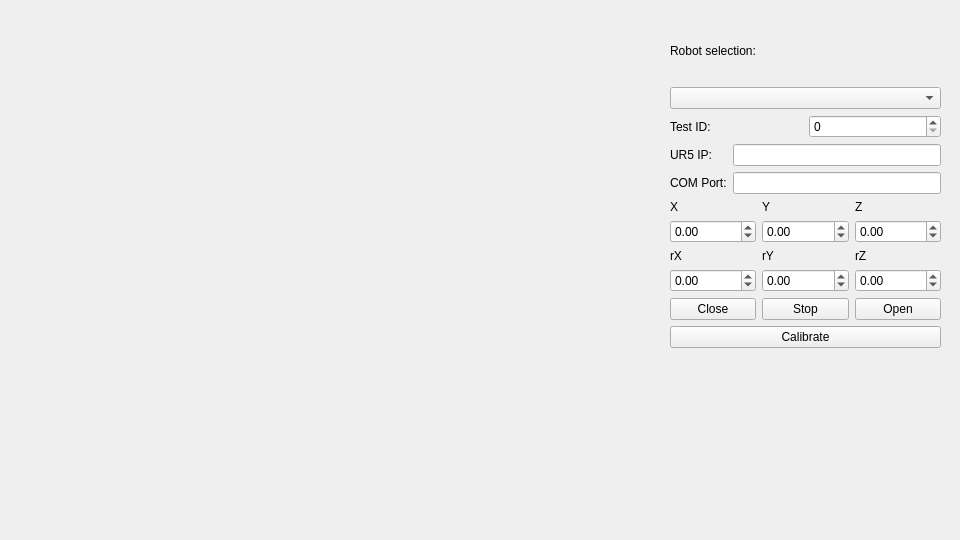
This is cppCode/src/widget.ui in goodvsme/Robot-SemseterProject2 as Qt 5 draws it before an edit. The edited form follows.
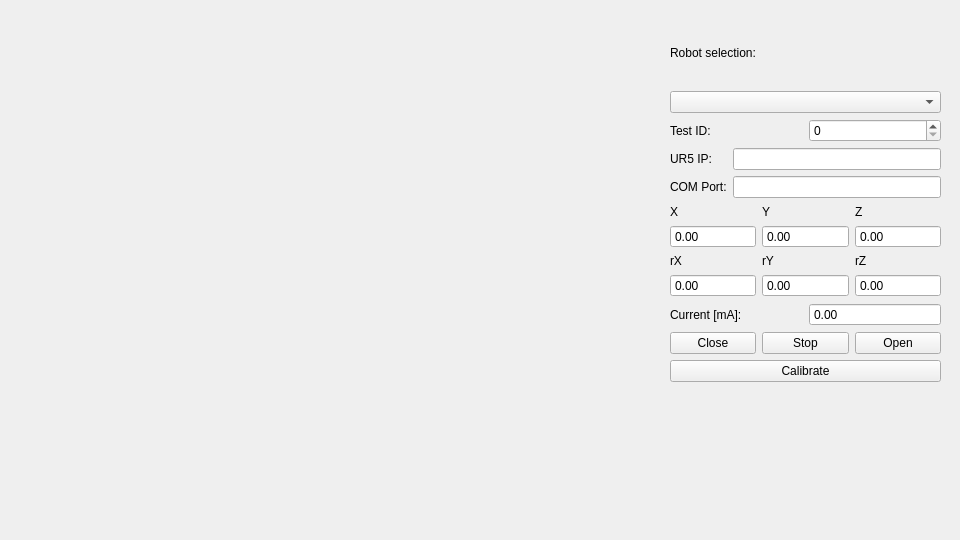
This is the edited form. Icons and pictures are not drawn.

```diff
--- a/cppCode/src/widget.ui
+++ b/cppCode/src/widget.ui
@@ -31,7 +31,7 @@
      <x>670</x>
      <y>20</y>
      <width>271</width>
-     <height>328</height>
+     <height>362</height>
     </rect>
    </property>
    <layout class="QVBoxLayout" name="verticalLayout">
@@ -103,6 +103,12 @@
      <layout class="QGridLayout" name="gridLayout">
       <item row="1" column="0">
        <widget class="QDoubleSpinBox" name="doubleSpinBox_X">
+        <property name="readOnly">
+         <bool>true</bool>
+        </property>
+        <property name="buttonSymbols">
+         <enum>QAbstractSpinBox::NoButtons</enum>
+        </property>
         <property name="minimum">
          <double>-999.000000000000000</double>
         </property>
@@ -134,6 +140,12 @@
       </item>
       <item row="1" column="3">
        <widget class="QDoubleSpinBox" name="doubleSpinBox_Z">
+        <property name="readOnly">
+         <bool>true</bool>
+        </property>
+        <property name="buttonSymbols">
+         <enum>QAbstractSpinBox::NoButtons</enum>
+        </property>
         <property name="minimum">
          <double>-999.000000000000000</double>
         </property>
@@ -144,6 +156,12 @@
       </item>
       <item row="3" column="0">
        <widget class="QDoubleSpinBox" name="doubleSpinBox_XX">
+        <property name="readOnly">
+         <bool>true</bool>
+        </property>
+        <property name="buttonSymbols">
+         <enum>QAbstractSpinBox::NoButtons</enum>
+        </property>
         <property name="minimum">
          <double>-999.000000000000000</double>
         </property>
@@ -161,6 +179,12 @@
       </item>
       <item row="3" column="1">
        <widget class="QDoubleSpinBox" name="doubleSpinBox_YY">
+        <property name="readOnly">
+         <bool>true</bool>
+        </property>
+        <property name="buttonSymbols">
+         <enum>QAbstractSpinBox::NoButtons</enum>
+        </property>
         <property name="minimum">
          <double>-999.000000000000000</double>
         </property>
@@ -171,6 +195,12 @@
       </item>
       <item row="1" column="1">
        <widget class="QDoubleSpinBox" name="doubleSpinBox_Y">
+        <property name="readOnly">
+         <bool>true</bool>
+        </property>
+        <property name="buttonSymbols">
+         <enum>QAbstractSpinBox::NoButtons</enum>
+        </property>
         <property name="minimum">
          <double>-999.000000000000000</double>
         </property>
@@ -181,6 +211,12 @@
       </item>
       <item row="3" column="3">
        <widget class="QDoubleSpinBox" name="doubleSpinBox_ZZ">
+        <property name="readOnly">
+         <bool>true</bool>
+        </property>
+        <property name="buttonSymbols">
+         <enum>QAbstractSpinBox::NoButtons</enum>
+        </property>
         <property name="minimum">
          <double>-999.000000000000000</double>
         </property>
@@ -205,6 +241,30 @@
       </item>
      </layout>
     </item>
+    <item>
+     <layout class="QGridLayout" name="gridLayout_2">
+      <item row="0" column="2">
+       <widget class="QDoubleSpinBox" name="ampBox">
+        <property name="readOnly">
+         <bool>true</bool>
+        </property>
+        <property name="buttonSymbols">
+         <enum>QAbstractSpinBox::NoButtons</enum>
+        </property>
+        <property name="decimals">
+         <number>2</number>
+        </property>
+       </widget>
+      </item>
+      <item row="0" column="1">
+       <widget class="QLabel" name="label_11">
+        <property name="text">
+         <string>Current [mA]:</string>
+        </property>
+       </widget>
+      </item>
+     </layout>
+    </item>
     <item>
      <layout class="QHBoxLayout" name="horizontalLayout">
       <item>
```
Left out of the diff: 6 changed lines with no effect on the pictures.
